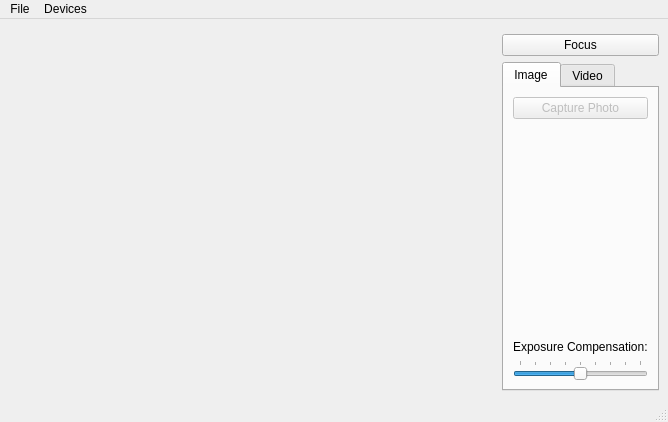
saibi/rk3399_qt, file viewfinder_test/camera.ui: the form before one commit.
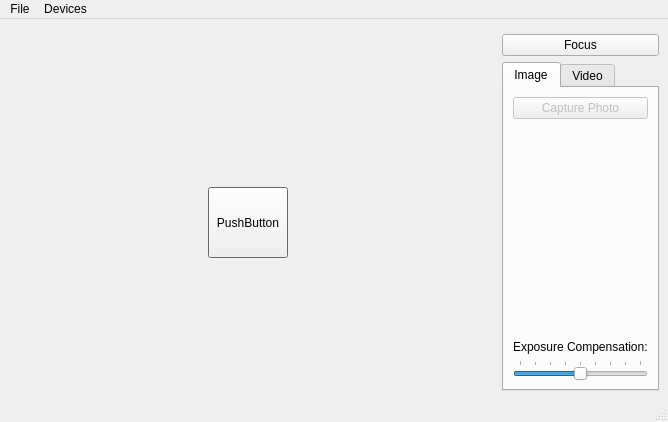
The form after the commit. Icons and pictures are not drawn. Custom widgets are drawn as their Qt base class.

Commit message: qcameraviewfinder overlay test (rk3399 not working, ymkim-laptop working)

What changed in the file:
```diff
--- a/viewfinder_test/camera.ui
+++ b/viewfinder_test/camera.ui
@@ -93,7 +93,21 @@
       <widget class="QWidget" name="viewfinderPage">
        <layout class="QGridLayout" name="gridLayout_5">
         <item row="0" column="0">
-         <widget class="MyCameraViewFinder" name="viewfinder" native="true"/>
+         <widget class="MyCameraViewFinder" name="viewfinder" native="true">
+          <widget class="QPushButton" name="pushButton">
+           <property name="geometry">
+            <rect>
+             <x>190</x>
+             <y>150</y>
+             <width>80</width>
+             <height>71</height>
+            </rect>
+           </property>
+           <property name="text">
+            <string>PushButton</string>
+           </property>
+          </widget>
+         </widget>
         </item>
        </layout>
       </widget>
```
The commit also changes 1 other file.
